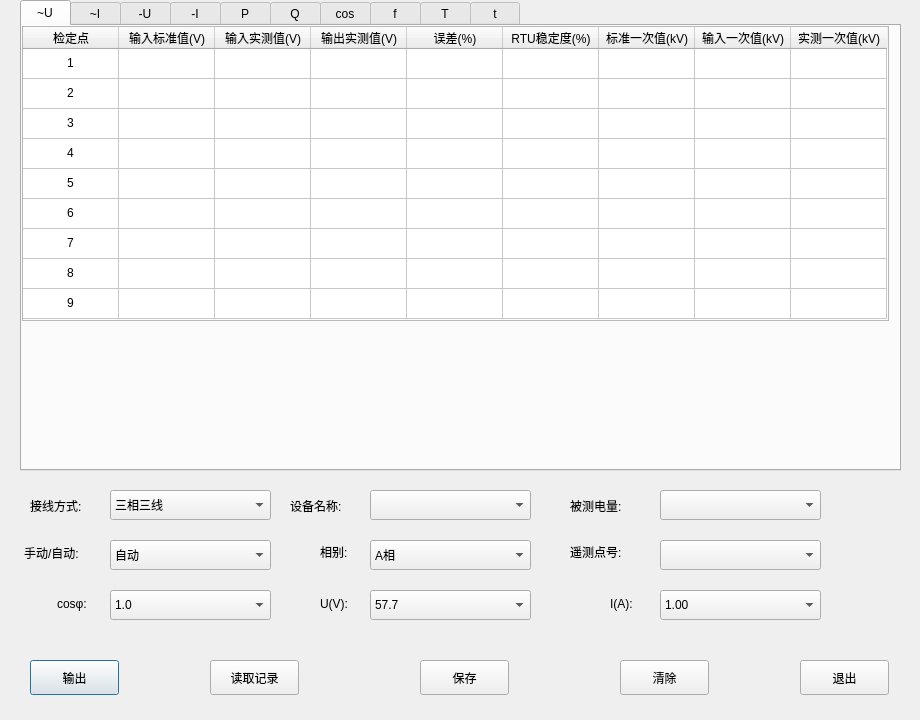
Paul3326/FFT_4Qt, file Project/pro/ui/rtu_telerror.ui: the form before one commit.
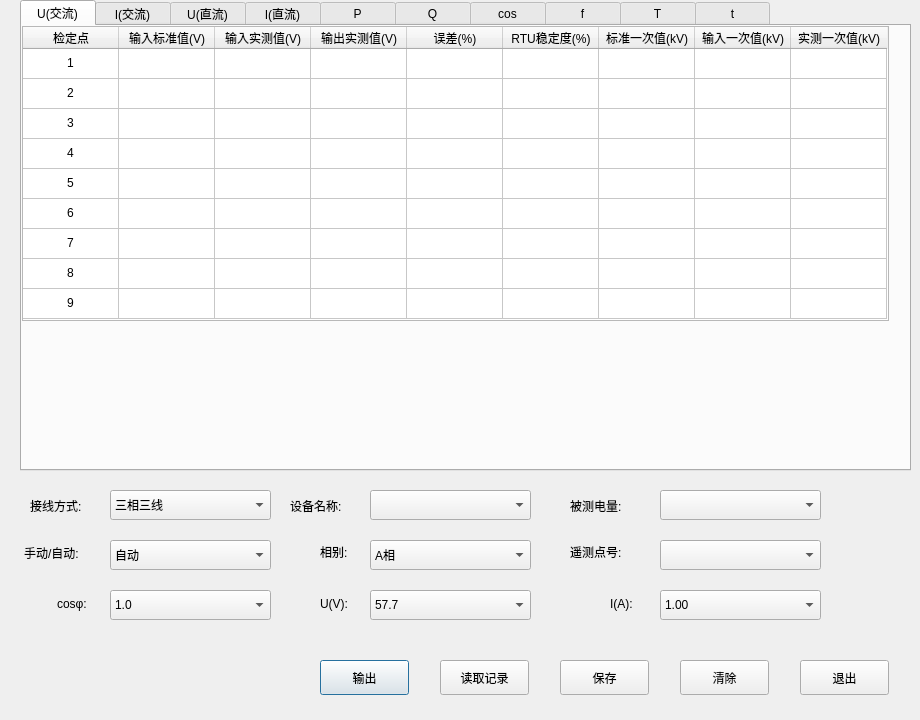
The form after the commit.

```diff
--- a/Project/pro/ui/rtu_telerror.ui
+++ b/Project/pro/ui/rtu_telerror.ui
@@ -21,7 +21,7 @@
     <rect>
      <x>20</x>
      <y>0</y>
-     <width>881</width>
+     <width>891</width>
      <height>471</height>
     </rect>
    </property>
@@ -29,7 +29,7 @@
     <enum>Qt::DefaultContextMenu</enum>
    </property>
    <property name="styleSheet">
-    <string notr="true">QTabBar::tab{width:50}</string>
+    <string notr="true">QTabBar::tab{width:75}</string>
    </property>
    <property name="locale">
     <locale language="Chinese" country="China"/>
@@ -54,7 +54,7 @@
      </sizepolicy>
     </property>
     <attribute name="title">
-     <string>~U</string>
+     <string>U(交流)</string>
     </attribute>
     <widget class="QTableWidget" name="tb_av">
      <property name="geometry">
@@ -517,7 +517,7 @@
    </widget>
    <widget class="QWidget" name="tab_2">
     <attribute name="title">
-     <string>~I</string>
+     <string>I(交流)</string>
     </attribute>
     <widget class="QTableWidget" name="tb_ac">
      <property name="geometry">
@@ -983,7 +983,7 @@
    </widget>
    <widget class="QWidget" name="tab_3">
     <attribute name="title">
-     <string>-U</string>
+     <string>U(直流)</string>
     </attribute>
     <widget class="QTableWidget" name="tb_dv">
      <property name="geometry">
@@ -1395,7 +1395,7 @@
    </widget>
    <widget class="QWidget" name="tab_4">
     <attribute name="title">
-     <string>-I</string>
+     <string>I(直流)</string>
     </attribute>
     <widget class="QTableWidget" name="tb_dc">
      <property name="geometry">
@@ -6229,7 +6229,7 @@
   <widget class="QPushButton" name="pushButton">
    <property name="geometry">
     <rect>
-     <x>30</x>
+     <x>320</x>
      <y>660</y>
      <width>89</width>
      <height>35</height>
@@ -6242,7 +6242,7 @@
   <widget class="QPushButton" name="pushButton_2">
    <property name="geometry">
     <rect>
-     <x>210</x>
+     <x>440</x>
      <y>660</y>
      <width>89</width>
      <height>35</height>
@@ -6255,7 +6255,7 @@
   <widget class="QPushButton" name="pushButton_3">
    <property name="geometry">
     <rect>
-     <x>420</x>
+     <x>560</x>
      <y>660</y>
      <width>89</width>
      <height>35</height>
@@ -6268,7 +6268,7 @@
   <widget class="QPushButton" name="pushButton_4">
    <property name="geometry">
     <rect>
-     <x>620</x>
+     <x>680</x>
      <y>660</y>
      <width>89</width>
      <height>35</height>
```
Left out of the diff: 318 changed lines with no effect on the pictures.
